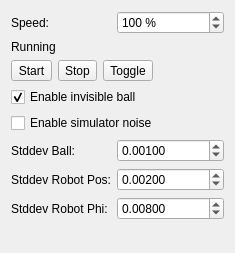
Qt form src/ra/simulatorwidget.ui (robotics-erlangen/framework) before a commit.
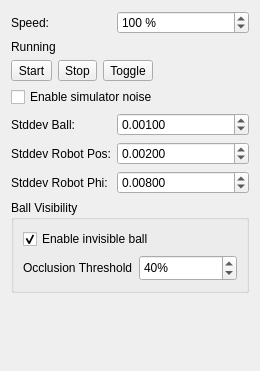
The same form after that commit.

Commit message: ra: simulatorwidget: add a configurable ball occlusion threshold to the UI

Patch:
```diff
--- a/src/ra/simulatorwidget.ui
+++ b/src/ra/simulatorwidget.ui
@@ -6,8 +6,8 @@
    <rect>
     <x>0</x>
     <y>0</y>
-    <width>235</width>
-    <height>253</height>
+    <width>243</width>
+    <height>371</height>
    </rect>
   </property>
   <property name="windowTitle">
@@ -17,14 +17,14 @@
    <property name="fieldGrowthPolicy">
     <enum>QFormLayout::AllNonFixedFieldsGrow</enum>
    </property>
-   <item row="0" column="0">
+   <item row="1" column="0">
     <widget class="QLabel" name="label">
      <property name="text">
       <string>Speed:</string>
      </property>
     </widget>
    </item>
-   <item row="0" column="1">
+   <item row="1" column="1">
     <widget class="QSpinBox" name="spinSpeed">
      <property name="suffix">
       <string> %</string>
@@ -40,14 +40,14 @@
      </property>
     </widget>
    </item>
-   <item row="1" column="0" colspan="2">
+   <item row="2" column="0" colspan="2">
     <widget class="QLabel" name="pausedState">
      <property name="text">
       <string>Running</string>
      </property>
     </widget>
    </item>
-   <item row="2" column="0" colspan="2">
+   <item row="3" column="0" colspan="2">
     <layout class="QHBoxLayout" name="horizontalLayout">
      <item>
       <widget class="QToolButton" name="btnStart">
@@ -75,21 +75,21 @@
      </item>
     </layout>
    </item>
-   <item row="4" column="0" colspan="2">
+   <item row="5" column="0" colspan="2">
     <widget class="QCheckBox" name="chkEnableNoise">
      <property name="text">
       <string>Enable simulator noise</string>
      </property>
     </widget>
    </item>
-   <item row="5" column="0">
+   <item row="6" column="0">
     <widget class="QLabel" name="label_2">
      <property name="text">
       <string>Stddev Ball:</string>
      </property>
     </widget>
    </item>
-   <item row="5" column="1">
+   <item row="6" column="1">
     <widget class="QDoubleSpinBox" name="spinStddevBall">
      <property name="decimals">
       <number>5</number>
@@ -105,14 +105,14 @@
      </property>
     </widget>
    </item>
-   <item row="6" column="0">
+   <item row="7" column="0">
     <widget class="QLabel" name="label_3">
      <property name="text">
       <string>Stddev Robot Pos:</string>
      </property>
     </widget>
    </item>
-   <item row="6" column="1">
+   <item row="7" column="1">
     <widget class="QDoubleSpinBox" name="spinStddevRobotPos">
      <property name="decimals">
       <number>5</number>
@@ -128,14 +128,14 @@
      </property>
     </widget>
    </item>
-   <item row="7" column="0">
+   <item row="8" column="0">
     <widget class="QLabel" name="label_4">
      <property name="text">
       <string>Stddev Robot Phi:</string>
      </property>
     </widget>
    </item>
-   <item row="7" column="1">
+   <item row="8" column="1">
     <widget class="QDoubleSpinBox" name="spinStddevRobotPhi">
      <property name="decimals">
       <number>5</number>
@@ -151,14 +151,66 @@
      </property>
     </widget>
    </item>
-   <item row="3" column="0" colspan="2">
-    <widget class="QCheckBox" name="chkEnableInvisibleBall">
-     <property name="text">
-      <string>Enable invisible ball</string>
+   <item row="9" column="0" colspan="2">
+    <widget class="QGroupBox" name="groupBox">
+     <property name="title">
+      <string>Ball Visibility</string>
      </property>
-     <property name="checked">
-      <bool>true</bool>
+     <property name="flat">
+      <bool>false</bool>
      </property>
+     <property name="checkable">
+      <bool>false</bool>
+     </property>
+     <layout class="QVBoxLayout" name="verticalLayout_2">
+      <item>
+       <layout class="QVBoxLayout" name="verticalLayout">
+        <item>
+         <widget class="QCheckBox" name="chkEnableInvisibleBall">
+          <property name="text">
+           <string>Enable invisible ball</string>
+          </property>
+          <property name="checked">
+           <bool>true</bool>
+          </property>
+         </widget>
+        </item>
+        <item>
+         <layout class="QHBoxLayout" name="horizontalLayout_2">
+          <item>
+           <widget class="QLabel" name="ballVisibilityThresholdLabel">
+            <property name="text">
+             <string>Occlusion Threshold</string>
+            </property>
+           </widget>
+          </item>
+          <item>
+           <widget class="QSpinBox" name="spinBallVisibilityThreshold">
+            <property name="minimumSize">
+             <size>
+              <width>98</width>
+              <height>26</height>
+             </size>
+            </property>
+            <property name="suffix">
+             <string>%</string>
+            </property>
+            <property name="minimum">
+             <number>10</number>
+            </property>
+            <property name="maximum">
+             <number>100</number>
+            </property>
+            <property name="value">
+             <number>40</number>
+            </property>
+           </widget>
+          </item>
+         </layout>
+        </item>
+       </layout>
+      </item>
+     </layout>
     </widget>
    </item>
   </layout>
```
The commit also changes 6 other files.
